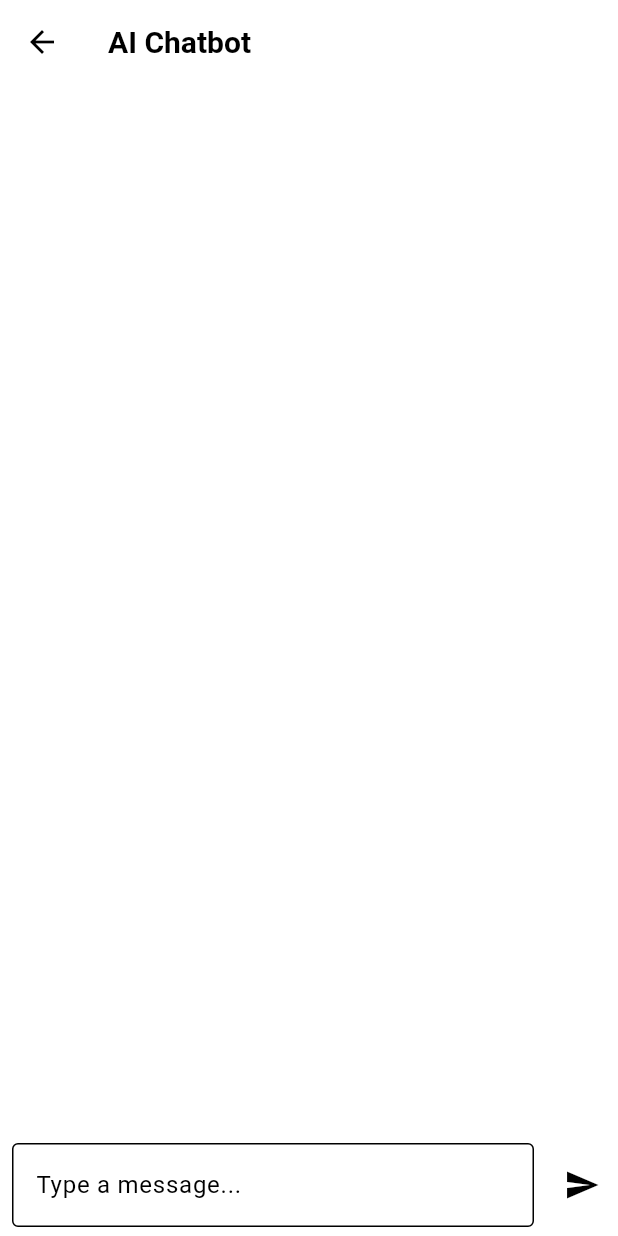
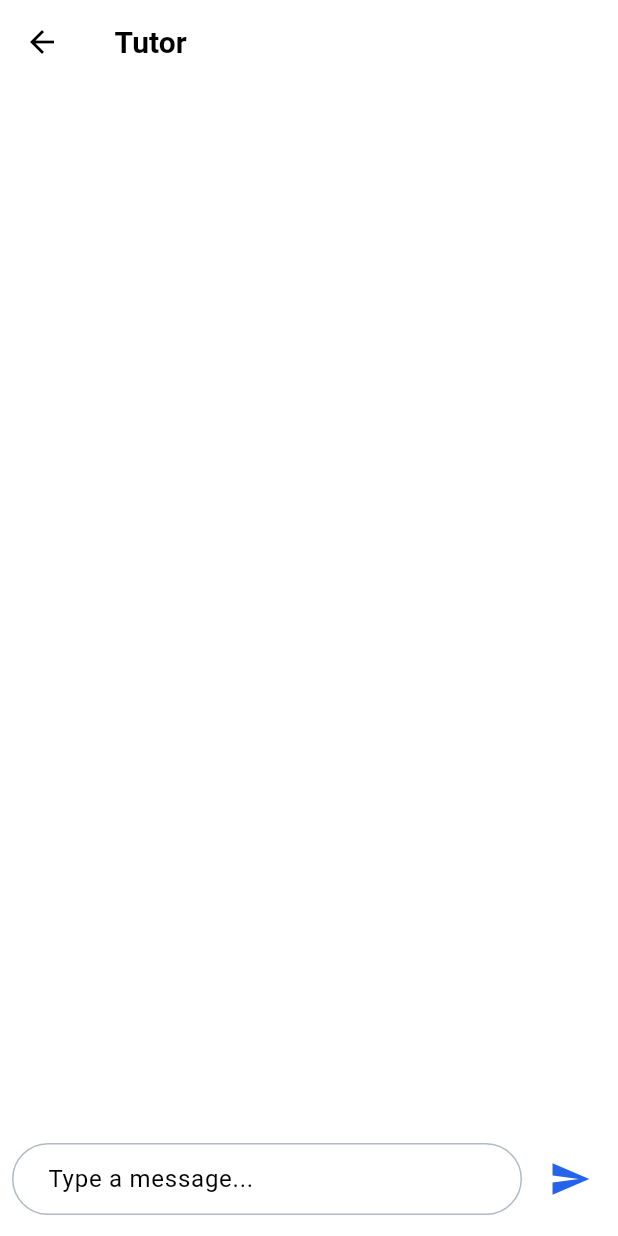
Before and after one commit to Mahin2001-IUB/final-project-section-2-8, a Flutter app: the ChatScreen screen opened by its route, after a tap on the "send" icon, on a phone screen of 412 x 824 dp. Run offline on Flutter 3.47's test engine with Material 3 defaults, Android fonts, the phone set to English and light mode, and no system bars; Roboto replaces fonts that are missing (SF Pro Display).

Commit message:
modified README, ai_service, chat_provider, chat_screen, home_screen, main, splash_screen, pubspec.lock, pubspec.yaml files

```diff
--- a/lib/ai_service.dart
+++ b/lib/ai_service.dart
@@ -1,16 +1,12 @@
-
-
-// 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
-// AIzaSyCmdBYLDJQvCgpKNAKfyop33JcWkd8bcts
-
+// ai_service.dart
 
 import 'dart:convert';
 import 'package:http/http.dart' as http;
+import 'package:flutter/foundation.dart'; // NEW: For kDebugMode
 
 class AiService {
 
-  static const String _apiKey = 'AIzaSyBu9rE9AHK6LZ5EJdYCRjPeJydbTAWi0v8';
-
+  static const String _apiKey = 'AIzaSyDYSxz_6yUsph_MkTEs_O9bP0RmgaMt4iM';
 
   static const String _model = 'gemini-2.5-flash';
 
@@ -40,8 +36,11 @@ class AiService {
         }
       };
 
+      // Wrapped in kDebugMode to resolve linter warnings
+      if (kDebugMode) {
         print(' Sending request to Gemini: $uri');
         print(' Body: ${jsonEncode(body)}');
+      }
 
       final response = await http.post(
         uri,
@@ -53,8 +52,11 @@ class AiService {
         body: jsonEncode(body),
       );
 
+      // Wrapped in kDebugMode to resolve linter warnings
+      if (kDebugMode) {
         print(' Gemini status: ${response.statusCode}');
         print(' Gemini body: ${response.body}');
+      }
 
       if (response.statusCode == 200) {
         final data = jsonDecode(response.body);
@@ -77,7 +79,10 @@ class AiService {
         );
       }
     } catch (e) {
+      // Wrapped in kDebugMode to resolve linter warnings
+      if (kDebugMode) {
         print(' Error communicating with Gemini: $e');
+      }
       throw Exception('Error communicating with Gemini: $e');
     }
   }
--- /dev/null
+++ b/lib/chat_provider.dart
@@ -0,0 +1,41 @@
+// chat_provider.dart
+
+import 'package:flutter/material.dart';
+import 'message_model.dart';
+
+class ChatProvider extends ChangeNotifier {
+  List<Message> _messages = [];
+  String _currentLanguage = '';
+
+  List<Message> get messages => _messages;
+  String get currentLanguage => _currentLanguage;
+
+  /// Sets up a new chat session with the selected language and sends the initial AI greeting.
+  void startNewSession(String language) {
+    _currentLanguage = language;
+    _messages = []; // Clear previous messages
+
+    // Initial AI message
+    _messages.add(
+      Message(
+        text: 'Hello! I am your AI tutor for $_currentLanguage. How can I help you practice?',
+        isUser: false,
+        timestamp: DateTime.now(),
+      ),
+    );
+    notifyListeners();
+  }
+
+  /// Adds a new message (user or AI) to the history.
+  void addMessage(Message message) {
+    _messages.add(message);
+    notifyListeners();
+  }
+
+  /// Clears the session memory (satisfies the "Auto-clear when leaving the screen" requirement).
+  void clearSession() {
+    _messages = [];
+    _currentLanguage = '';
+    notifyListeners();
+  }
+}
--- a/lib/chat_screen.dart
+++ b/lib/chat_screen.dart
@@ -1,5 +1,10 @@
+// chat_screen.dart
+
 import 'package:flutter/material.dart';
+import 'package:provider/provider.dart';
 import 'ai_service.dart';
+import 'message_model.dart'; // Now using the correct Message model
+import 'chat_provider.dart';
 
 class ChatScreen extends StatefulWidget {
   const ChatScreen({super.key});
@@ -11,64 +16,123 @@ class ChatScreen extends StatefulWidget {
 class _ChatScreenState extends State<ChatScreen> {
   final AiService _aiService = AiService();
   final TextEditingController _controller = TextEditingController();
-  final List<_ChatMessage> _messages = [];
+  final ScrollController _scrollController = ScrollController();
   bool _isLoading = false;
+
+  @override
+  void dispose() {
+    _controller.dispose();
+    _scrollController.dispose();
+    // Clear session when the chat screen is popped/disposed
+    Provider.of<ChatProvider>(context, listen: false).clearSession();
+    super.dispose();
+  }
+
+  void _scrollToBottom() {
+    WidgetsBinding.instance.addPostFrameCallback((_) {
+      if (_scrollController.hasClients) {
+        _scrollController.animateTo(
+          _scrollController.position.maxScrollExtent,
+          duration: const Duration(milliseconds: 300),
+          curve: Curves.easeOut,
+        );
+      }
+    });
+  }
+
 
   Future<void> _handleSend() async {
     final text = _controller.text.trim();
     if (text.isEmpty) return;
 
+    // Get the provider without listening (listen: false)
+    final chatProvider = Provider.of<ChatProvider>(context, listen: false);
+    final selectedLanguage = chatProvider.currentLanguage;
+
+    // 1. Add User Message
+    final userMessage = Message(
+        text: text,
+        isUser: true,
+        timestamp: DateTime.now()
+    );
+
     setState(() {
-      _messages.add(_ChatMessage(text: text, isUser: true));
+      chatProvider.addMessage(userMessage);
       _isLoading = true;
       _controller.clear();
+      _scrollToBottom();
     });
 
+    // 2. Construct the language-specific prompt, using the selected language
+    final languagePrompt =
+        "You are a helpful, concise, and friendly AI tutor assisting with $selectedLanguage language learning. You should primarily respond in $selectedLanguage, unless the user specifically asks for English translation or explanation. Respond to the user's message appropriately.\n\nUser: $text";
+
+
     try {
-      final reply = await _aiService.sendMessage(text);
-      setState(() {
-        _messages.add(_ChatMessage(text: reply, isUser: false));
-      });
+      final reply = await _aiService.sendMessage(languagePrompt);
+      // 3. Add AI Reply
+      chatProvider.addMessage(
+          Message(
+              text: reply,
+              isUser: false,
+              timestamp: DateTime.now()
+          )
+      );
     } catch (e) {
-      setState(() {
-        _messages.add(
-          _ChatMessage(
-            text: 'Error: $e',
+      // 4. Add Error Message
+      chatProvider.addMessage(
+          Message(
+              text: 'Error: Could not reach the AI. Check your connection.',
               isUser: false,
-          ),
+              timestamp: DateTime.now()
+          )
       );
-      });
     } finally {
       setState(() {
         _isLoading = false;
       });
+      _scrollToBottom();
     }
   }
 
-  @override
-  void dispose() {
-    _controller.dispose();
-    super.dispose();
-  }
+  // Uses the public Message model
+  Widget _buildMessageBubble(Message msg, BuildContext context) {
+    final isUser = msg.isUser;
+    final alignment = isUser ? Alignment.centerRight : Alignment.centerLeft;
 
-  Widget _buildMessageBubble(_ChatMessage msg) {
-    final alignment =
-        msg.isUser ? Alignment.centerRight : Alignment.centerLeft;
-    final bgColor = msg.isUser ? const Color(0xFF2563EB) : const Color(0xFFE5E7EB);
-    final textColor = msg.isUser ? Colors.white : Colors.black87;
+    // Use Theme.of(context) to get theme colors
+    final primaryColor = Theme.of(context).colorScheme.primary;
+    final surfaceColor = Theme.of(context).colorScheme.surface;
+    final onSurfaceColor = Theme.of(context).colorScheme.onSurface;
+
+    final bgColor = isUser ? primaryColor : surfaceColor;
+    final textColor = isUser ? Colors.white : onSurfaceColor;
 
     return Align(
       alignment: alignment,
       child: Container(
         margin: const EdgeInsets.symmetric(vertical: 4, horizontal: 8),
         padding: const EdgeInsets.symmetric(vertical: 10, horizontal: 14),
+        constraints: BoxConstraints(
+          maxWidth: MediaQuery.of(context).size.width * 0.75,
+        ),
         decoration: BoxDecoration(
             color: bgColor,
-          borderRadius: BorderRadius.circular(16),
+            borderRadius: BorderRadius.circular(16).copyWith(
+              topLeft: isUser ? const Radius.circular(16) : Radius.zero,
+              topRight: isUser ? Radius.zero : const Radius.circular(16),
+            ),
+            boxShadow: [
+              BoxShadow(
+                color: Colors.black.withOpacity(0.05),
+                blurRadius: 2,
+                offset: const Offset(0, 1),
+              )
+            ]
         ),
         child: Text(
           msg.text,
-          style: TextStyle(color: textColor),
+          style: TextStyle(color: textColor, fontSize: 16),
         ),
       ),
     );
@@ -76,28 +140,38 @@ class _ChatScreenState extends State<ChatScreen> {
 
   @override
   Widget build(BuildContext context) {
+    // 5. Use Consumer to listen for message updates
+    return Consumer<ChatProvider>(
+      builder: (context, chatProvider, child) {
         return Scaffold(
           appBar: AppBar(
-        title: const Text('AI Chatbot'),
+            // Use language from Provider for title
+            title: Text('${chatProvider.currentLanguage} Tutor'),
           ),
           body: Column(
             children: [
               Expanded(
                 child: ListView.builder(
+                  controller: _scrollController, // Attach controller
                   padding: const EdgeInsets.symmetric(vertical: 8),
-              itemCount: _messages.length,
+                  // Use messages from Provider
+                  itemCount: chatProvider.messages.length,
                   itemBuilder: (context, index) {
-                final msg = _messages[index];
-                return _buildMessageBubble(msg);
+                    final msg = chatProvider.messages[index];
+                    return _buildMessageBubble(msg, context);
                   },
                 ),
               ),
               if (_isLoading)
-            const Padding(
-              padding: EdgeInsets.all(8.0),
-              child: CircularProgressIndicator(),
+                Padding(
+                  padding: const EdgeInsets.all(8.0),
+                  child: LinearProgressIndicator(
+                    color: Theme.of(context).colorScheme.primary,
+                  ),
                 ),
               SafeArea(
+                child: Padding(
+                  padding: const EdgeInsets.only(bottom: 8.0),
                   child: Row(
                     children: [
                       Expanded(
@@ -106,33 +180,53 @@ class _ChatScreenState extends State<ChatScreen> {
                           const EdgeInsets.symmetric(horizontal: 8.0, vertical: 6),
                           child: TextField(
                             controller: _controller,
-                      decoration: const InputDecoration(
+                            decoration: InputDecoration(
                               hintText: 'Type a message...',
-                        border: OutlineInputBorder(),
+                              // Apply theme colors to input border
+                              border: OutlineInputBorder(
+                                borderRadius: BorderRadius.circular(25.0),
+                                borderSide: BorderSide(
+                                  color: Theme.of(context).colorScheme.secondary,
                                 ),
-                      onSubmitted: (_) => _handleSend(),
+                              ),
+                              enabledBorder: OutlineInputBorder(
+                                borderRadius: BorderRadius.circular(25.0),
+                                borderSide: BorderSide(
+                                  color: Theme.of(context).colorScheme.secondary.withOpacity(0.5),
+                                ),
+                              ),
+                              focusedBorder: OutlineInputBorder(
+                                borderRadius: BorderRadius.circular(25.0),
+                                borderSide: BorderSide(
+                                  color: Theme.of(context).colorScheme.primary,
+                                  width: 2.0,
+                                ),
+                              ),
+                              contentPadding: const EdgeInsets.symmetric(horizontal: 20, vertical: 10),
+                            ),
+                            onSubmitted: _isLoading ? null : (_) => _handleSend(),
                           ),
                         ),
                       ),
                       IconButton(
-                  icon: const Icon(Icons.send),
+                        icon: Icon(
+                            Icons.send,
+                            color: _isLoading
+                                ? Theme.of(context).colorScheme.secondary.withOpacity(0.5)
+                                : Theme.of(context).colorScheme.primary
+                        ),
+                        iconSize: 28,
                         onPressed: _isLoading ? null : _handleSend,
                       ),
+                      const SizedBox(width: 8.0),
                     ],
+                  ),
                 ),
               ),
             ],
           ),
         );
+      },
+    );
   }
 }
-
-class _ChatMessage {
-  final String text;
-  final bool isUser;
-
-  _ChatMessage({
-    required this.text,
-    required this.isUser,
-  });
-}
--- a/lib/splash_screen.dart
+++ b/lib/splash_screen.dart
@@ -1,3 +1,5 @@
+// splash_screen.dart
+
 import 'dart:async';
 import 'package:flutter/material.dart';
 
@@ -30,9 +32,9 @@ class _SplashScreenState extends State<SplashScreen>
 
     _controller.forward();
 
-    // After 3 seconds → go to chat
+    // After 3 seconds → go to Home Page
     Timer(const Duration(seconds: 3), () {
-      Navigator.pushReplacementNamed(context, '/chat');
+      Navigator.pushReplacementNamed(context, '/home'); // NAVIGATION CHANGED TO /home
     });
   }
 
--- a/pubspec.yaml
+++ b/pubspec.yaml
@@ -125,6 +125,7 @@ environment:
 dependencies:
   flutter:
     sdk: flutter
+  provider: ^6.0.5
   cupertino_icons: ^1.0.8
 
   # Recommended: Use the latest stable version for Gemini API access
```
Also changed, not shown: lib/home_screen.dart (added, +53 -0 lines), lib/main.dart (+12 -1 lines), pubspec.lock, 1 other file. Lines whose indentation alone changed are shown as unchanged.
